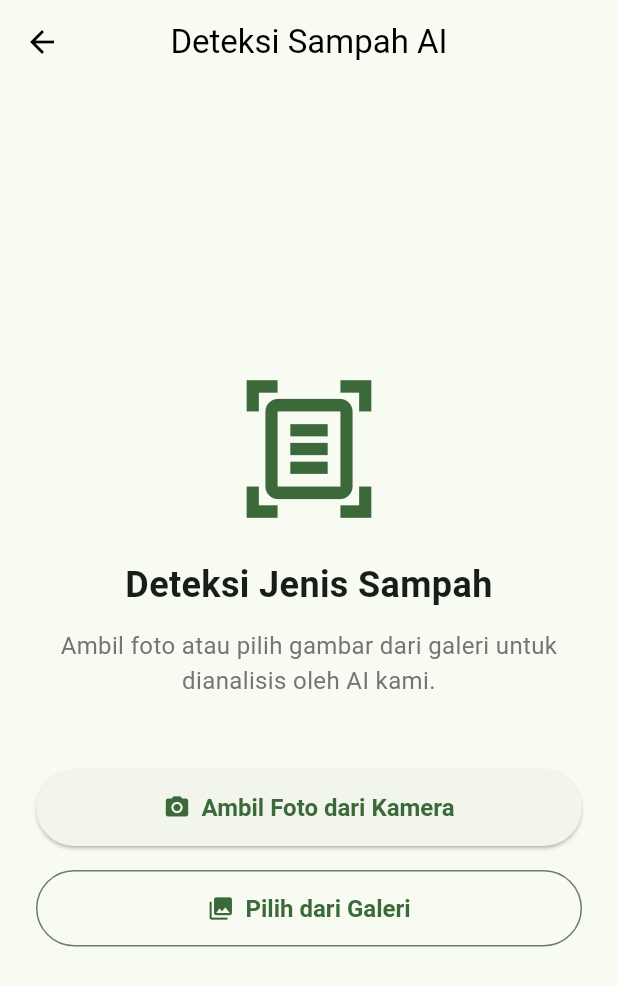
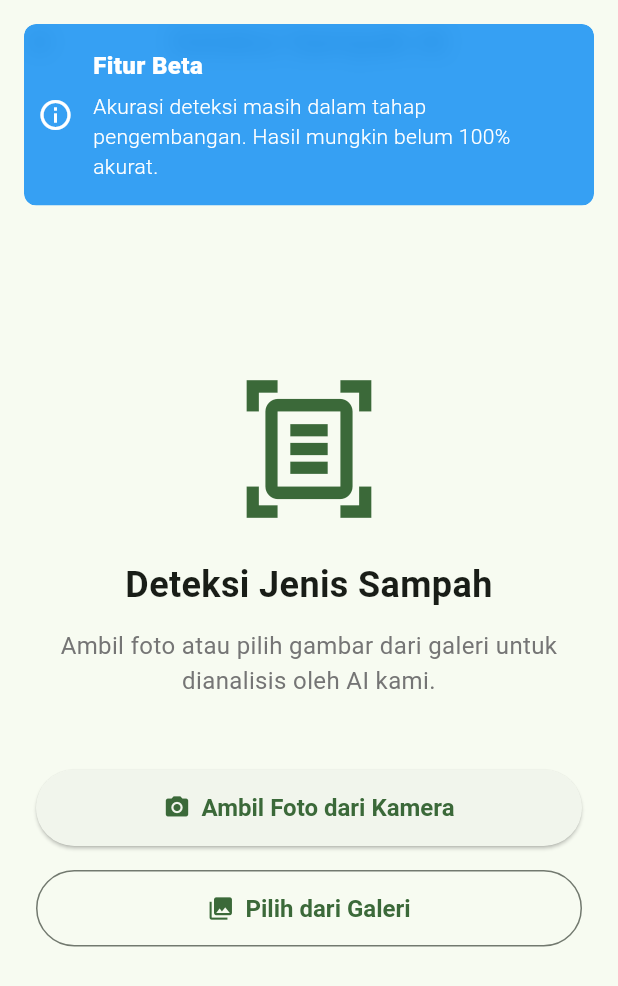
Before and after one commit to lyfesan/cemungut_app, a Flutter app: the DetectionScreen screen opened directly, on a phone screen of 412 x 824 dp. Shown: the top 986 px of the screen. Run offline on Flutter 3.47's test engine with Material 3 defaults, Android fonts, the phone set to English and light mode, and no system bars; our stand-ins replace cloud_firestore, firebase_auth, firebase_core, flex_color_scheme, flutter_map, geolocator and 3 more; missing offline and left inert: tflite_flutter; accounts and stored records are empty.

Commit message:
Penambahan warning di detection_screen

```diff
--- a/lib/presentation/screens/detection/detection_screen.dart
+++ b/lib/presentation/screens/detection/detection_screen.dart
@@ -1,15 +1,35 @@
-// Lokasi: lib/presentation/screens/detection/detection_screen.dart
-
 import 'dart:io';
 import 'package:cemungut_app/presentation/screens/detection/result_screen.dart';
 import 'package:flutter/material.dart';
 import 'package:get/get.dart';
 import 'package:image_picker/image_picker.dart';
 
-class DetectionScreen extends StatelessWidget {
+class DetectionScreen extends StatefulWidget {
   const DetectionScreen({super.key});
 
-  /// Fungsi untuk memilih gambar dan langsung bernavigasi ke halaman hasil.
+  @override
+  State<DetectionScreen> createState() => _DetectionScreenState();
+}
+
+class _DetectionScreenState extends State<DetectionScreen> {
+  @override
+  void initState() {
+    super.initState();
+    WidgetsBinding.instance.addPostFrameCallback((_) {
+      Get.snackbar(
+        'Fitur Beta', // Judul Notifikasi
+        'Akurasi deteksi masih dalam tahap pengembangan. Hasil mungkin belum 100% akurat.', // Pesan singkat
+        icon: Icon(Icons.info_outline, color: Colors.white),
+        snackPosition: SnackPosition.TOP,
+        backgroundColor: Colors.blue.withOpacity(0.9),
+        colorText: Colors.white,
+        margin: const EdgeInsets.all(16),
+        borderRadius: 8,
+        duration: const Duration(seconds: 4),
+      );
+    });
+  }
+
   void _pickImageAndNavigate(ImageSource source) async {
     final picker = ImagePicker();
     final XFile? pickedFile = await picker.pickImage(
@@ -18,11 +38,8 @@ class DetectionScreen extends StatelessWidget {
     );
 
     if (pickedFile != null) {
-      // Jika gambar berhasil dipilih, kirim path gambar ke halaman hasil
-      // untuk diproses dan ditampilkan.
       Get.to(() => ResultScreen(imagePath: pickedFile.path));
     } else {
-      // Pengguna membatalkan pemilihan gambar.
       print('Pemilihan gambar dibatalkan.');
     }
   }
--- a/lib/presentation/screens/detection/result_screen.dart
+++ b/lib/presentation/screens/detection/result_screen.dart
@@ -1,7 +1,4 @@
-// Lokasi: lib/presentation/screens/detection/result_screen.dart
-// --- KODE DENGAN TIMEOUT DAN APPBAR BARU ---
-
-import 'dart:async'; // <-- Import untuk TimeoutException
+import 'dart:async';
 import 'dart:io';
 import 'package:cemungut_app/app/services/tflite_service.dart';
 import 'package:cemungut_app/presentation/screens/navigation_menu.dart';
@@ -21,9 +18,8 @@ class _ResultScreenState extends State<ResultScreen> {
   late TfliteService _tfliteService;
   Map<String, dynamic>? _prediction;
   bool _isLoading = true;
-  String? _errorMessage; // State untuk menyimpan pesan error spesifik
+  String? _errorMessage;
 
-  // ... (Kamus data _labelTranslations, _categoryInfo, _recommendations tetap sama)
   final Map<String, String> _labelTranslations = {
     'Cardboard': 'Kardus',
     'Food Organics': 'Sampah Makanan',
@@ -88,13 +84,11 @@ class _ResultScreenState extends State<ResultScreen> {
 
   Future<void> _runInferenceWithTimeout() async {
     try {
-      // Jalankan prediksi dengan batas waktu 60 detik
       final result = await _tfliteService
           .predictImage(widget.imagePath)
           .timeout(
             const Duration(seconds: 60),
             onTimeout: () {
-              // Custom exception jika waktu habis
               throw TimeoutException('Waktu analisis gambar habis.');
             },
           );
@@ -108,7 +102,7 @@ class _ResultScreenState extends State<ResultScreen> {
     } catch (e) {
       if (mounted) {
         setState(() {
-          // Tangkap error (termasuk timeout) dan siapkan pesan
+          // Catch error (termasuk timeout) dan siapkan pesan
           _errorMessage =
               e is TimeoutException
                   ? 'Waktu analisis habis. Coba lagi dengan gambar lain.'
@@ -123,7 +117,6 @@ class _ResultScreenState extends State<ResultScreen> {
   Widget build(BuildContext context) {
     return Scaffold(
       appBar: AppBar(
-        // --- PERUBAHAN APPBAR DI SINI ---
         title: Image.asset('assets/Hasil_Deteksi.png', height: 32),
         centerTitle: true,
         automaticallyImplyLeading: false,
@@ -150,7 +143,6 @@ class _ResultScreenState extends State<ResultScreen> {
     ),
   );
 
-  // Widget Error sekarang menampilkan pesan dinamis dan tombol keluar
   Widget _buildErrorView(String message) {
     return Center(
       child: Padding(
@@ -163,7 +155,7 @@ class _ResultScreenState extends State<ResultScreen> {
             Text(message, textAlign: TextAlign.center),
             const SizedBox(height: 24),
             ElevatedButton(
-              onPressed: () => Get.back(), // Kembali ke halaman deteksi
+              onPressed: () => Get.back(),
               child: const Text('Coba Lagi'),
             ),
           ],
@@ -172,7 +164,6 @@ class _ResultScreenState extends State<ResultScreen> {
     );
   }
 
-  // ... (_buildResultView tetap sama)
   Widget _buildResultView() {
     final String englishLabel = _prediction!['label'];
     final double confidence = _prediction!['confidence'];
```
Also changed, not shown: lib/app/services/tflite_service.dart (+0 -7 lines).
